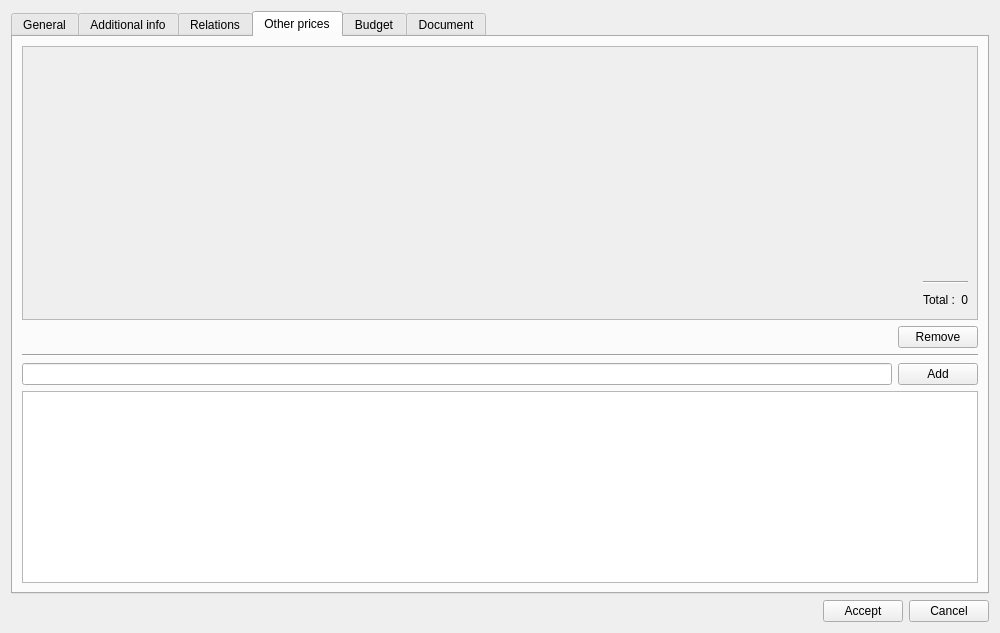
The window that core/ui/toolbars/plan/psector.ui (Giswater/giswater_qgis_plugin) describes before a commit, drawn with Qt 5.
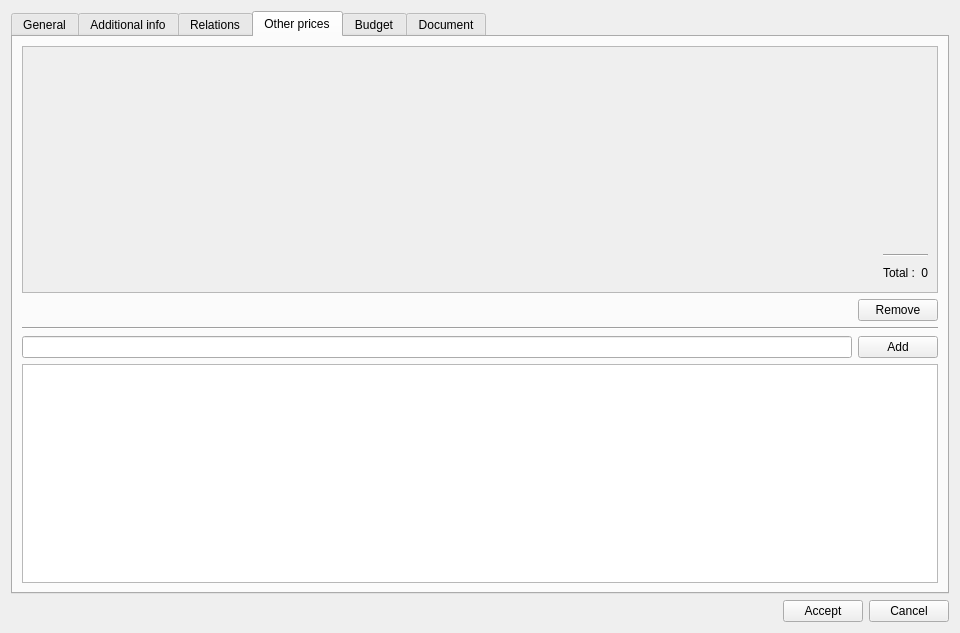
The same window after the commit. The open tabs and pages were chosen to show the change. Icons and pictures are not drawn.

Commit message: Minor enhancement: adjustments on psector form

```diff
--- a/core/ui/toolbars/plan/psector.ui
+++ b/core/ui/toolbars/plan/psector.ui
@@ -6,13 +6,13 @@
    <rect>
     <x>0</x>
     <y>0</y>
-    <width>1000</width>
+    <width>960</width>
     <height>633</height>
    </rect>
   </property>
   <property name="maximumSize">
    <size>
-    <width>1050</width>
+    <width>16777215</width>
     <height>16777215</height>
    </size>
   </property>
@@ -845,7 +845,7 @@
          <item row="1" column="0">
           <widget class="QTableView" name="all_rows">
            <property name="sizePolicy">
-            <sizepolicy hsizetype="Expanding" vsizetype="Preferred">
+            <sizepolicy hsizetype="Expanding" vsizetype="Expanding">
              <horstretch>0</horstretch>
              <verstretch>0</verstretch>
             </sizepolicy>
@@ -867,8 +867,8 @@
            <rect>
             <x>0</x>
             <y>0</y>
-            <width>956</width>
-            <height>269</height>
+            <width>916</width>
+            <height>246</height>
            </rect>
           </property>
           <layout class="QGridLayout" name="gridLayout_3">
```
Left out of the diff: 20 changed lines with no effect on the pictures.
